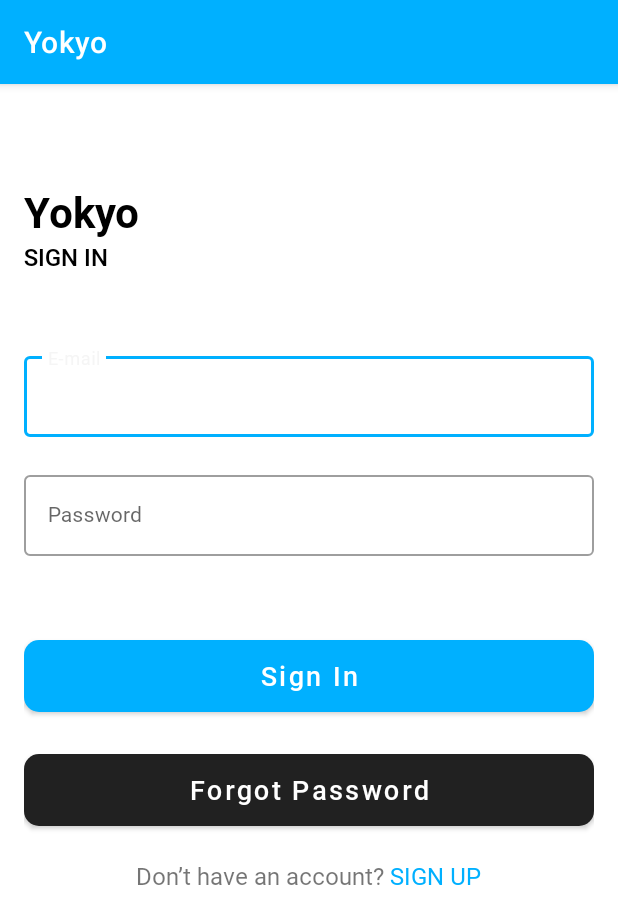
After one commit to chydee/YOKYO, an Android app: the fragment FragmentSignIn shown on its own in the app's theme, on a phone screen of 412 x 824 dp. The commit adds this screen. Shown: the top 924 px of the screen. Run offline under Robolectric (Android 15) with nearby library versions, the phone set to English and light mode, and no system bars.

Commit message:
setup user auth screens

```diff
--- /dev/null
+++ b/app/src/main/java/com/nwanneka/yokyo/core/Constants.kt
@@ -0,0 +1,3 @@
+package com.nwanneka.yokyo.core
+
+object Constants
--- /dev/null
+++ b/app/src/main/java/com/nwanneka/yokyo/view/auth/FragmentSignIn.kt
@@ -0,0 +1,42 @@
+package com.nwanneka.yokyo.view.auth
+
+import android.os.Bundle
+import android.view.LayoutInflater
+import android.view.View
+import android.view.ViewGroup
+import androidx.fragment.app.Fragment
+import com.nwanneka.yokyo.R
+import com.nwanneka.yokyo.databinding.FragmentSignInBinding
+import com.nwanneka.yokyo.view.utils.autoCleared
+import com.nwanneka.yokyo.view.utils.getColorPrimary
+import com.nwanneka.yokyo.view.utils.setClickableText
+
+class FragmentSignIn : Fragment() {
+
+    private var binding: FragmentSignInBinding by autoCleared()
+
+    override fun onCreateView(
+        inflater: LayoutInflater, container: ViewGroup?,
+        savedInstanceState: Bundle?
+    ): View {
+        // Inflate the layout for this fragment
+        binding = FragmentSignInBinding.inflate(inflater)
+        return binding.root
+    }
+
+
+    override fun onViewCreated(view: View, savedInstanceState: Bundle?) {
+        super.onViewCreated(view, savedInstanceState)
+        configureSignUp()
+    }
+
+    private fun configureSignUp() {
+        val signup = getString(R.string.text_label_sign_up)
+        val startIndex = binding.newAccount.text.indexOf(signup, ignoreCase = true)
+        val color = requireContext().getColorPrimary()
+        binding.newAccount.setClickableText(startIndex, startIndex + signup.length, color) {
+            // findNavController().popBackStack()
+        }
+    }
+
+}
--- /dev/null
+++ b/app/src/main/java/com/nwanneka/yokyo/view/utils/AutoClearedValue.kt
@@ -0,0 +1,61 @@
+package com.nwanneka.yokyo.view.utils
+/*
+ * Copyright (C) 2018 The Android Open Source Project
+ *
+ * Licensed under the Apache License, Version 2.0 (the "License");
+ * you may not use this file except in compliance with the License.
+ * You may obtain a copy of the License at
+ *
+ *      http://www.apache.org/licenses/LICENSE-2.0
+ *
+ * Unless required by applicable law or agreed to in writing, software
+ * distributed under the License is distributed on an "AS IS" BASIS,
+ * WITHOUT WARRANTIES OR CONDITIONS OF ANY KIND, either express or implied.
+ * See the License for the specific language governing permissions and
+ * limitations under the License.
+ */
+
+
+import androidx.fragment.app.Fragment
+import androidx.lifecycle.DefaultLifecycleObserver
+import androidx.lifecycle.LifecycleOwner
+import kotlin.properties.ReadWriteProperty
+import kotlin.reflect.KProperty
+
+/**
+ * A lazy property that gets cleaned up when the fragment's view is destroyed.
+ *
+ * Accessing this variable while the fragment's view is destroyed will throw NPE.
+ */
+class AutoClearedValue<T : Any>(val fragment: Fragment) : ReadWriteProperty<Fragment, T> {
+    private var _value: T? = null
+
+    init {
+        fragment.lifecycle.addObserver(object : DefaultLifecycleObserver {
+            override fun onCreate(owner: LifecycleOwner) {
+                fragment.viewLifecycleOwnerLiveData.observe(fragment) { viewLifecycleOwner ->
+                    viewLifecycleOwner?.lifecycle?.addObserver(object : DefaultLifecycleObserver {
+                        override fun onDestroy(owner: LifecycleOwner) {
+                            _value = null
+                        }
+                    })
+                }
+            }
+        })
+    }
+
+    override fun getValue(thisRef: Fragment, property: KProperty<*>): T {
+        return _value ?: throw IllegalStateException(
+            "should never call auto-cleared-value get when it might not be available"
+        )
+    }
+
+    override fun setValue(thisRef: Fragment, property: KProperty<*>, value: T) {
+        _value = value
+    }
+}
+
+/**
+ * Creates an [AutoClearedValue] associated with this fragment.
+ */
+fun <T : Any> Fragment.autoCleared() = AutoClearedValue<T>(this)
--- /dev/null
+++ b/app/src/main/res/layout/fragment_sign_in.xml
@@ -0,0 +1,126 @@
+<?xml version="1.0" encoding="utf-8"?>
+<androidx.constraintlayout.widget.ConstraintLayout xmlns:android="http://schemas.android.com/apk/res/android"
+    xmlns:app="http://schemas.android.com/apk/res-auto"
+    xmlns:tools="http://schemas.android.com/tools"
+    android:layout_width="match_parent"
+    android:layout_height="match_parent"
+    tools:context=".view.auth.FragmentSignIn">
+
+    <ScrollView
+        android:layout_width="match_parent"
+        android:layout_height="match_parent"
+        android:fillViewport="true"
+        android:scrollbars="none"
+        app:layout_constraintBottom_toBottomOf="parent"
+        app:layout_constraintEnd_toEndOf="parent"
+        app:layout_constraintStart_toStartOf="parent"
+        app:layout_constraintTop_toTopOf="parent">
+
+        <androidx.appcompat.widget.LinearLayoutCompat
+            android:layout_width="match_parent"
+            android:layout_height="wrap_content"
+            android:orientation="vertical"
+            android:paddingHorizontal="@dimen/medium_padding"
+            android:paddingVertical="@dimen/medium_padding">
+
+            <TextView
+                android:id="@+id/appNameTitle"
+                android:layout_width="match_parent"
+                android:layout_height="wrap_content"
+                android:layout_marginTop="@dimen/big_top_margin"
+                android:fontFamily="@font/roboto_bold"
+                android:text="@string/app_name"
+                android:textColor="@color/primaryTextColor"
+                android:textSize="@dimen/big_text_size"
+                android:textStyle="bold" />
+
+            <TextView
+                android:layout_width="match_parent"
+                android:layout_height="wrap_content"
+                android:fontFamily="@font/roboto_medium"
+                android:text="@string/text_label_sign_in"
+                android:textAllCaps="true"
+                android:textColor="@color/primaryTextColor"
+                android:textSize="@dimen/medium_text_size"
+                android:textStyle="normal" />
+
+            <com.google.android.material.textfield.TextInputLayout
+                android:id="@+id/emailAddressTIL"
+                style="@style/Widget.MaterialComponents.TextInputLayout.OutlinedBox"
+                android:layout_width="match_parent"
+                android:layout_height="wrap_content"
+                android:layout_marginTop="@dimen/big_top_margin"
+                android:hint="@string/hint_email"
+                app:hintEnabled="true"
+                app:hintTextColor="@color/browser_actions_bg_grey">
+
+                <com.google.android.material.textfield.TextInputEditText
+                    android:id="@+id/inputEmailAddress"
+                    android:layout_width="match_parent"
+                    android:layout_height="match_parent"
+                    android:fontFamily="@font/roboto"
+                    android:inputType="textEmailAddress"
+                    android:textSize="@dimen/normal_text_size" />
+            </com.google.android.material.textfield.TextInputLayout>
+
+            <com.google.android.material.textfield.TextInputLayout
+                android:id="@+id/passwordTIL"
+                style="@style/Widget.MaterialComponents.TextInputLayout.OutlinedBox"
+                android:layout_width="match_parent"
+                android:layout_height="wrap_content"
+                android:layout_marginTop="@dimen/margin_almost_big"
+                android:hint="@string/hint_password"
+                app:hintEnabled="true"
+                app:hintTextColor="@color/browser_actions_bg_grey">
+
+                <com.google.android.material.textfield.TextInputEditText
+                    android:id="@+id/inputPassword"
+                    android:layout_width="match_parent"
+                    android:layout_height="match_parent"
+                    android:fontFamily="@font/roboto"
+                    android:inputType="textEmailAddress"
+                    android:textSize="@dimen/normal_text_size" />
+            </com.google.android.material.textfield.TextInputLayout>
+
+            <com.google.android.material.button.MaterialButton
+                android:id="@+id/btnSignIn"
+                android:layout_width="match_parent"
+                android:layout_height="wrap_content"
+                android:layout_marginTop="@dimen/big_top_margin"
+                android:fontFamily="@font/roboto_medium"
+                android:minHeight="@dimen/auth_button_min_height"
+                android:text="@string/text_label_sign_in"
+                android:textAllCaps="false"
+                android:textColor="@color/white"
+                android:textSize="@dimen/extra_medium_text"
+                app:cornerRadius="@dimen/auth_button_corners" />
+
+            <com.google.android.material.button.MaterialButton
+                android:id="@+id/btnForgotPassword"
+                android:layout_width="match_parent"
+                android:layout_height="wrap_content"
+                android:layout_marginTop="@dimen/margin_medium"
+                android:fontFamily="@font/roboto_medium"
+                android:minHeight="@dimen/auth_button_min_height"
+                android:text="@string/text_label_forgot_password"
+                android:textAllCaps="false"
+                android:textColor="@color/white"
+                android:textSize="@dimen/extra_medium_text"
+                app:backgroundTint="@color/secondaryColor"
+                app:cornerRadius="@dimen/auth_button_corners" />
+
+            <com.google.android.material.textview.MaterialTextView
+                android:id="@+id/newAccount"
+                android:layout_width="wrap_content"
+                android:layout_height="wrap_content"
+                android:layout_gravity="center_horizontal"
+                android:layout_marginTop="@dimen/margin_medium"
+                android:clickable="true"
+                android:focusable="true"
+                android:fontFamily="@font/roboto"
+                android:text="@string/new_account"
+                android:textSize="@dimen/medium_text_size"
+                android:textStyle="normal" />
+        </androidx.appcompat.widget.LinearLayoutCompat>
+    </ScrollView>
+</androidx.constraintlayout.widget.ConstraintLayout>
--- /dev/null
+++ b/app/src/main/res/values/dimens.xml
@@ -0,0 +1,13 @@
+<?xml version="1.0" encoding="utf-8"?>
+<resources>
+    <dimen name="big_text_size">28sp</dimen>
+    <dimen name="big_top_margin">50dp</dimen>
+    <dimen name="medium_text_size">16sp</dimen>
+    <dimen name="medium_padding">16dp</dimen>
+    <dimen name="normal_text_size">14sp</dimen>
+    <dimen name="margin_almost_big">20dp</dimen>
+    <dimen name="extra_medium_text">18sp</dimen>
+    <dimen name="auth_button_corners">10dp</dimen>
+    <dimen name="auth_button_min_height">60dp</dimen>
+    <dimen name="margin_medium">16dp</dimen>
+</resources>
--- a/app/src/main/res/values/strings.xml
+++ b/app/src/main/res/values/strings.xml
@@ -1,3 +1,12 @@
 <resources>
     <string name="app_name">Yokyo</string>
+    <!-- TODO: Remove or change this placeholder text -->
+    <string name="hello_blank_fragment">Hello blank fragment</string>
+    <string name="text_label_sign_in">Sign In</string>
+    <string name="text_label_sign_up">Sign Up</string>
+    <string name="hint_email">E-mail</string>
+    <string name="hint_password">Password</string>
+    <string name="text_label_forgot_password">Forgot Password</string>
+    <string name="new_account">Don’t have an account? SIGN UP</string>
+    <string name="existing_account">Already  have an account? SIGN IN</string>
 </resources>
```
Also changed, not shown: app/src/main/AndroidManifest.xml (+10 -0 lines), app/src/main/java/com/nwanneka/yokyo/view/YokyoAuthActivity.kt (added, +12 -0 lines), app/src/main/java/com/nwanneka/yokyo/view/auth/FragmentSignUp.kt (added, +44 -0 lines), app/src/main/java/com/nwanneka/yokyo/view/utils/MessagesExt.kt (added, +23 -0 lines), app/src/main/java/com/nwanneka/yokyo/view/utils/StringExt.kt (added, +58 -0 lines), app/src/main/java/com/nwanneka/yokyo/view/utils/ViewExt.kt (added, +129 -0 lines), app/src/main/res/layout/activity_yokyo_auth.xml (added, +8 -0 lines), app/src/main/res/layout/fragment_sign_up.xml (added, +109 -0 lines).
